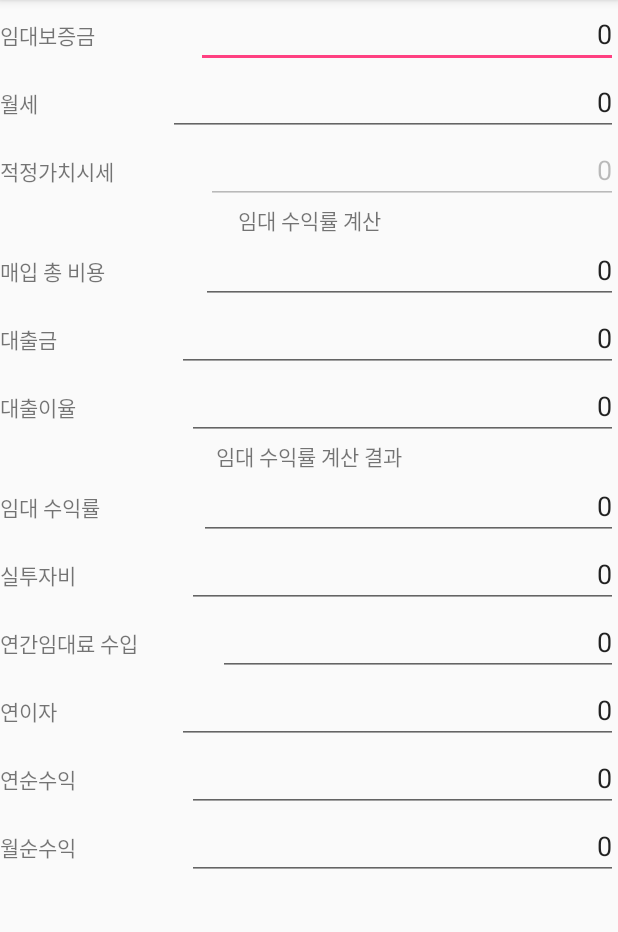
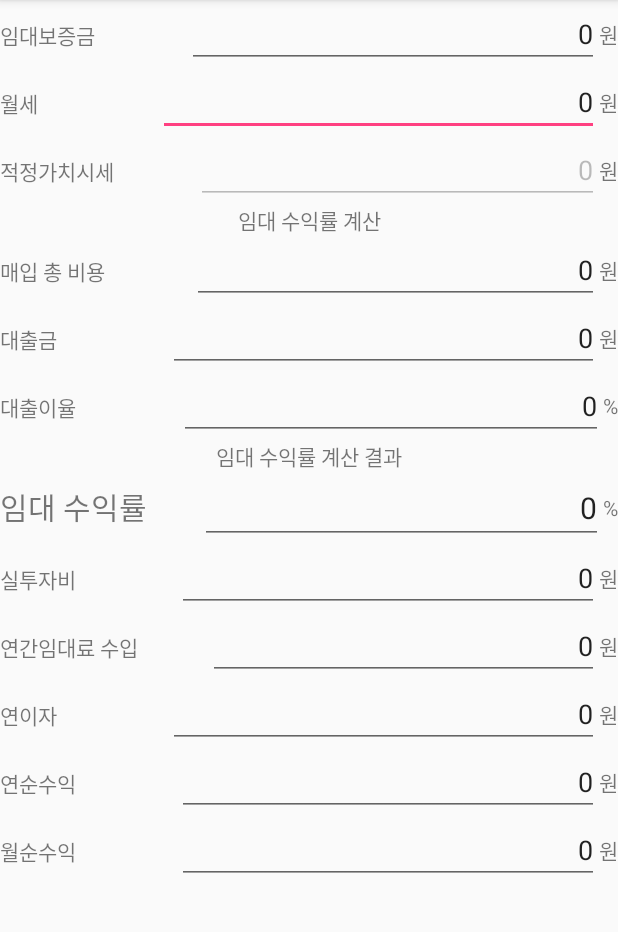
Before and after one commit to kgmhk/earningscalculator, an Android app: the screen it shows after launch (MainActivity), on a phone screen of 412 x 824 dp, the part 84-1016 px from its top. Run offline under Robolectric (Android 15) with nearby library versions, the phone set to English and light mode, and no system bars; our stand-ins replace AdMob; 1 statement that could not run was skipped.

Commit message:
update layout create scroll view

```diff
--- a/app/src/main/java/com/gkwak/earningscalculator/MainActivity.java
+++ b/app/src/main/java/com/gkwak/earningscalculator/MainActivity.java
@@ -57,29 +57,36 @@ public class MainActivity extends AppCompatActivity {
             public void onTextChanged(CharSequence s, int start, int before, int count){
 
                 if(!s.toString().equals(result[0])){     // StackOverflow를 막기위해,
+
+                    if (s.length() == 0) rent_deposit_edit.setText(0+"");
+                    Long rentDeposit = Long.parseLong(rent_deposit_edit.getText().toString().replaceAll(",", ""));
+                    Long monthlyRent = Long.parseLong(monthly_rent_edit.getText().toString().replaceAll(",", ""));
+                    Long calResult = rentDeposit + (monthlyRent * 200);
+                    market_price_edit.setText(df.format(calResult)+"");
+
                     result[0] = df.format(Long.parseLong(s.toString().replaceAll(",", "")));   // 에딧텍스트의 값을 변환하여, result에 저장.
                     rent_deposit_edit.setText(result[0]);    // 결과 텍스트 셋팅.
                     rent_deposit_edit.setSelection(result[0].length());     // 커서를 제일 끝으로 보냄.
                 }
-
-//                Log.i(TAG, " a : " + s.toString());
-//                if (s.length() == 0) rent_deposit_edit.setText(0+"");
-//                int rentDeposit = Integer.parseInt(rent_deposit_edit.getText().toString());
-//                int monthlyRent = Integer.parseInt(monthly_rent_edit.getText().toString());
-//                int result = rentDeposit + (monthlyRent * 200);
-//                market_price_edit.setText(result+"");
             }
         });
         monthly_rent_edit.addTextChangedListener(new TextWatcher(){
             public void afterTextChanged(Editable s) {}
             public void beforeTextChanged(CharSequence s, int start, int count, int after){}
-            public void onTextChanged(CharSequence s, int start, int before, int count){
-                Log.i(TAG, " a : " + s.toString());
-                if (s.length() == 0) monthly_rent_edit.setText(0+"");
-                int rentDeposit = Integer.parseInt(rent_deposit_edit.getText().toString());
-                int monthlyRent = Integer.parseInt(monthly_rent_edit.getText().toString());
-                int result = rentDeposit + (monthlyRent * 200);
-                market_price_edit.setText(result+"");
+            public void onTextChanged(CharSequence s, int start, int before, int count) {
+
+                if (!s.toString().equals(result[0])) {
+                    Log.i(TAG, " a : " + s.toString());
+                    if (s.length() == 0) monthly_rent_edit.setText(0 + "");
+                    Long rentDeposit = Long.parseLong(rent_deposit_edit.getText().toString().replaceAll(",", ""));
+                    Long monthlyRent = Long.parseLong(monthly_rent_edit.getText().toString().replaceAll(",", ""));
+                    Long calResult = rentDeposit + (monthlyRent * 200);
+                    market_price_edit.setText(df.format(calResult) + "");
+
+                    result[0] = df.format(Long.parseLong(s.toString().replaceAll(",", "")));   // 에딧텍스트의 값을 변환하여, result에 저장.
+                    monthly_rent_edit.setText(result[0]);    // 결과 텍스트 셋팅.
+                    monthly_rent_edit.setSelection(result[0].length());     // 커서를 제일 끝으로 보냄.
+                }
             }
         });
 
--- a/app/src/main/res/layout/activity_main.xml
+++ b/app/src/main/res/layout/activity_main.xml
@@ -5,10 +5,15 @@
     android:layout_height="match_parent"
     tools:context="com.gkwak.earningscalculator.MainActivity">
 
+    <ScrollView
+        android:layout_width="match_parent"
+        android:layout_height="match_parent"
+        android:layout_marginBottom="50dp">
+
         <LinearLayout
             android:orientation="vertical"
             android:layout_width="match_parent"
-        android:layout_height="match_parent">
+            android:layout_height="wrap_content">
 
             <LinearLayout
                 android:orientation="vertical"
@@ -38,6 +43,13 @@
                         android:text="0"
                         android:gravity="right|center_vertical" />
 
+                    <TextView
+                        android:text="@string/currency"
+                        android:layout_width="wrap_content"
+                        android:layout_height="match_parent"
+                        android:id="@+id/textView2"
+                        android:gravity="center" />
+
                 </LinearLayout>
 
                 <LinearLayout
@@ -62,6 +74,13 @@
                         android:text="0"
                         android:gravity="right|center_vertical"
                         android:inputType="number" />
+
+                    <TextView
+                        android:text="@string/currency"
+                        android:layout_width="wrap_content"
+                        android:layout_height="match_parent"
+                        android:id="@+id/textView"
+                        android:gravity="center" />
 
                 </LinearLayout>
 
@@ -88,6 +107,13 @@
                         android:enabled="false"
                         android:text="0"
                         android:gravity="right|center_vertical" />
+
+                    <TextView
+                        android:text="@string/currency"
+                        android:layout_width="wrap_content"
+                        android:layout_height="match_parent"
+                        android:id="@+id/textView3"
+                        android:gravity="center" />
 
                 </LinearLayout>
             </LinearLayout>
@@ -127,6 +153,13 @@
                         android:text="0"
                         android:gravity="right|center_vertical" />
 
+                    <TextView
+                        android:text="@string/currency"
+                        android:layout_width="wrap_content"
+                        android:layout_height="match_parent"
+                        android:id="@+id/textView4"
+                        android:gravity="center" />
+
                 </LinearLayout>
 
                 <LinearLayout
@@ -152,6 +185,13 @@
                         android:text="0"
                         android:gravity="right|center_vertical" />
 
+                    <TextView
+                        android:text="@string/currency"
+                        android:layout_width="wrap_content"
+                        android:layout_height="match_parent"
+                        android:id="@+id/textView5"
+                        android:gravity="center" />
+
                 </LinearLayout>
 
                 <LinearLayout
@@ -176,6 +216,13 @@
                         android:layout_weight="1"
                         android:text="0"
                         android:gravity="right|center_vertical" />
+
+                    <TextView
+                        android:text="@string/percent"
+                        android:layout_width="wrap_content"
+                        android:layout_height="match_parent"
+                        android:id="@+id/textView6"
+                        android:gravity="center" />
 
                 </LinearLayout>
 
@@ -204,7 +251,9 @@
                         android:layout_height="wrap_content"
                         android:text="@string/rent_rate"
                         android:layout_weight="1"
-                    android:id="@+id/rent_rate_text" />
+                        android:id="@+id/rent_rate_text"
+                        android:elevation="0dp"
+                        android:textSize="20sp" />
 
                     <EditText
                         android:layout_width="wrap_content"
@@ -214,7 +263,15 @@
                         android:id="@+id/rent_rate_edit"
                         android:layout_weight="1"
                         android:text="0"
-                    android:gravity="right|center_vertical" />
+                        android:gravity="right|center_vertical"
+                        android:textSize="20sp" />
+
+                    <TextView
+                        android:text="@string/percent"
+                        android:layout_width="wrap_content"
+                        android:layout_height="match_parent"
+                        android:id="@+id/textView7"
+                        android:gravity="center" />
 
                 </LinearLayout>
 
@@ -241,6 +298,13 @@
                         android:text="0"
                         android:gravity="right|center_vertical" />
 
+                    <TextView
+                        android:text="@string/currency"
+                        android:layout_width="wrap_content"
+                        android:layout_height="match_parent"
+                        android:id="@+id/textView8"
+                        android:gravity="center" />
+
                 </LinearLayout>
 
                 <LinearLayout
@@ -265,6 +329,13 @@
                         android:layout_weight="1"
                         android:text="0"
                         android:gravity="right|center_vertical" />
+
+                    <TextView
+                        android:text="@string/currency"
+                        android:layout_width="wrap_content"
+                        android:layout_height="match_parent"
+                        android:id="@+id/textView9"
+                        android:gravity="center" />
 
                 </LinearLayout>
 
@@ -291,6 +362,13 @@
                         android:text="0"
                         android:gravity="right|center_vertical" />
 
+                    <TextView
+                        android:text="@string/currency"
+                        android:layout_width="wrap_content"
+                        android:layout_height="match_parent"
+                        android:id="@+id/textView10"
+                        android:gravity="center" />
+
                 </LinearLayout>
 
                 <LinearLayout
@@ -315,6 +393,13 @@
                         android:layout_weight="1"
                         android:text="0"
                         android:gravity="right|center_vertical" />
+
+                    <TextView
+                        android:text="@string/currency"
+                        android:layout_width="wrap_content"
+                        android:layout_height="match_parent"
+                        android:id="@+id/textView11"
+                        android:gravity="center" />
 
                 </LinearLayout>
 
@@ -341,11 +426,19 @@
                         android:text="0"
                         android:gravity="right|center_vertical" />
 
+                    <TextView
+                        android:text="@string/currency"
+                        android:layout_width="wrap_content"
+                        android:layout_height="match_parent"
+                        android:id="@+id/textView12"
+                        android:gravity="center" />
+
                 </LinearLayout>
 
             </LinearLayout>
 
         </LinearLayout>
+    </ScrollView>
 
     <!-- view for AdMob Banner Ad -->
     <com.google.android.gms.ads.AdView
--- a/app/src/main/res/values/strings.xml
+++ b/app/src/main/res/values/strings.xml
@@ -21,6 +21,8 @@
     <string name="yearly_interest">연이자</string>
     <string name="yearly_pure_revenu">연순수익</string>
     <string name="monthly_pure_revenu">월순수익</string>
+    <string name="currency">원</string>
+    <string name="percent">%</string>
     <!-- -
         This is an ad unit ID for a banner test ad. Replace with your own banner ad unit id.
         For more information, see https://support.google.com/admob/answer/3052638
```
Lines whose indentation alone changed are shown as unchanged.
